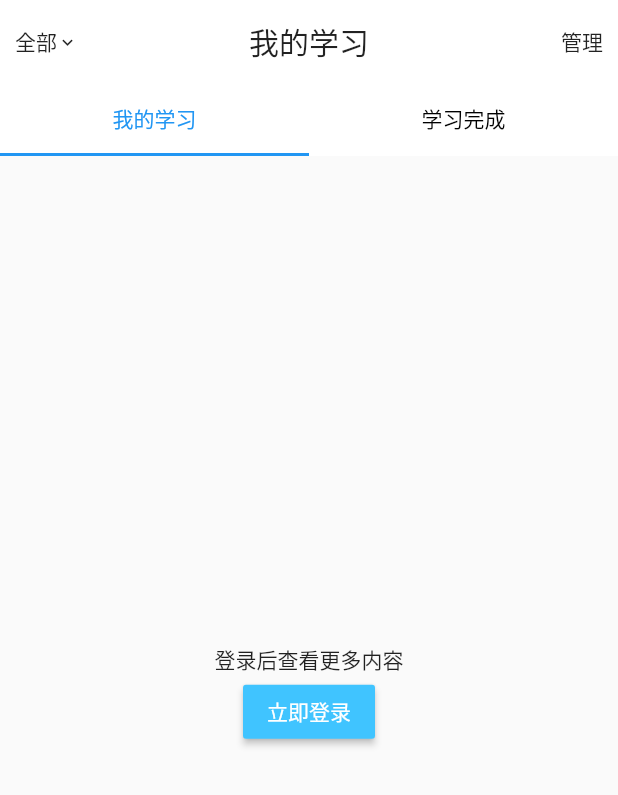
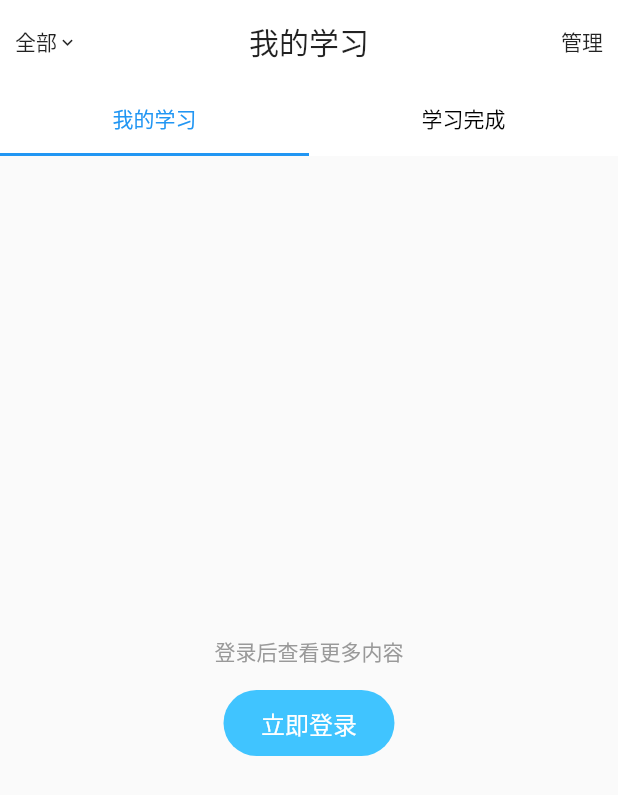
Before and after one commit to 934086372/flutter-exueshi, a Flutter app: the StudyIndex screen opened directly, on a phone screen of 412 x 824 dp. Shown: the top 795 px of the screen. Run offline on Flutter 3.47's test engine with Material 2 defaults, Android fonts, the phone set to English and light mode, and no system bars; our stand-ins replace cached_network_image, device_info, dio, flutter_swiper, share, shared_preferences and 2 more; missing offline and left inert: flutter_full_pdf_viewer, flutter_html_textview, flutter_html_view; accounts and stored records are empty; statements that could not run were skipped.

Commit message:
调整购物车样式，我的学习，个人中心未登录情况

```diff
--- a/lib/study/StudyIndex.dart
+++ b/lib/study/StudyIndex.dart
@@ -73,10 +73,7 @@ class Page extends State<StudyIndex>
                   ],
                   position: RelativeRect.fromLTRB(
                       0,
-                      kToolbarHeight + MediaQuery
-                          .of(context)
-                          .padding
-                          .top,
+                      kToolbarHeight + MediaQuery.of(context).padding.top,
                       0,
                       0),
                   elevation: 5.0);
@@ -158,17 +155,28 @@ class Page extends State<StudyIndex>
         return Column(
           mainAxisAlignment: MainAxisAlignment.center,
           children: <Widget>[
-            Text('登录后查看更多内容'),
-            RaisedButton(
-              onPressed: () {
+            Padding(
+              padding: const EdgeInsets.only(bottom: 15.0),
+              child: Text(
+                '登录后查看更多内容',
+                style: TextStyle(color: Color.fromRGBO(153, 153, 153, 1)),
+              ),
+            ),
+            GestureDetector(
+              onTap: () {
                 Navigator.of(context).push(PageRouter(Login()));
               },
+              child: Container(
+                padding: EdgeInsets.symmetric(horizontal: 25.0, vertical: 10.0),
+                decoration: BoxDecoration(
+                    color: Colors.lightBlueAccent,
+                    borderRadius: BorderRadius.all(Radius.circular(30.0))),
                 child: Text(
                   '立即登录',
-                style: TextStyle(color: Colors.white),
+                  style: TextStyle(color: Colors.white, fontSize: 16.0),
                 ),
-              color: Colors.lightBlueAccent,
-            )
+              ),
+            ),
           ],
         );
         break;
```
Also changed, not shown: lib/product/Cart.dart (+8 -5 lines), lib/user/UserIndex.dart (+98 -33 lines), assets/images/avator.jpg. Lines whose indentation alone changed are shown as unchanged.
